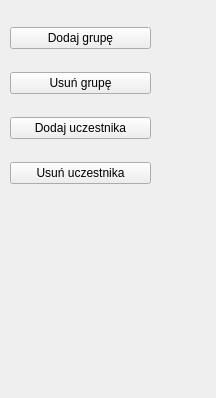
Old version of the form grupypanel.ui in the repository aleksanderkalenbach/IO_2020_2021_ASP.
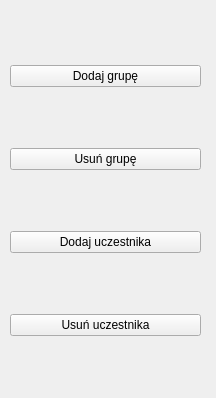
New version of the form.

The edit to the form file:
```diff
--- a/grupypanel.ui
+++ b/grupypanel.ui
@@ -18,8 +18,8 @@
     <rect>
      <x>10</x>
      <y>10</y>
-     <width>141</width>
-     <height>191</height>
+     <width>191</width>
+     <height>381</height>
     </rect>
    </property>
    <layout class="QVBoxLayout" name="verticalLayout">
```
